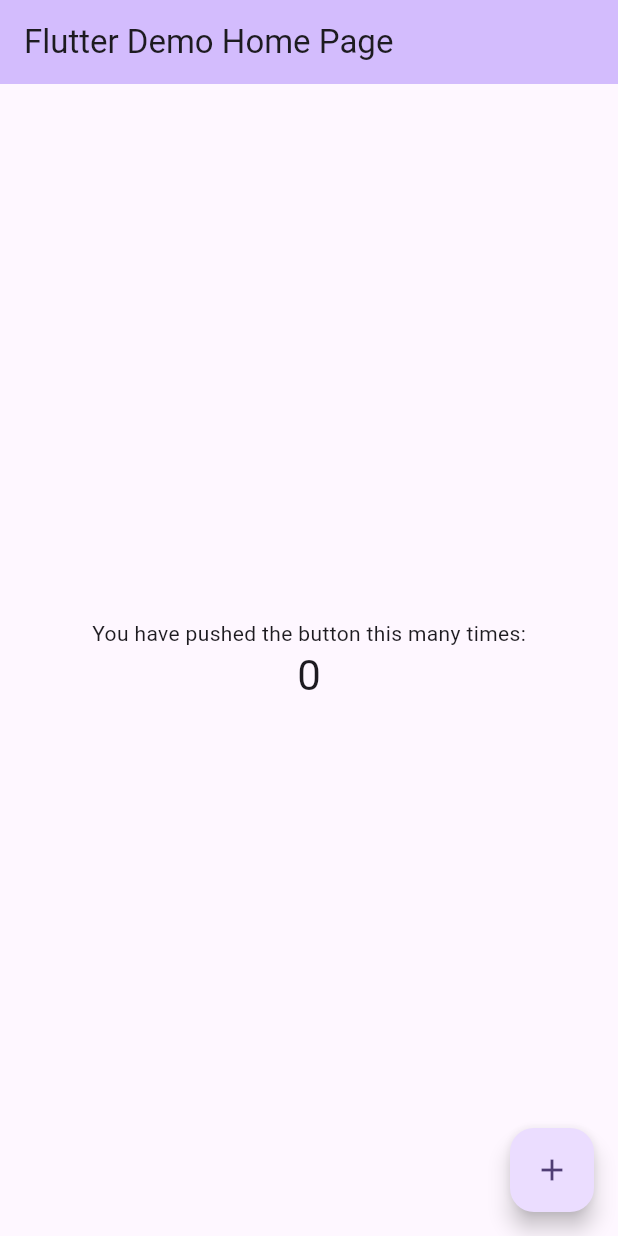
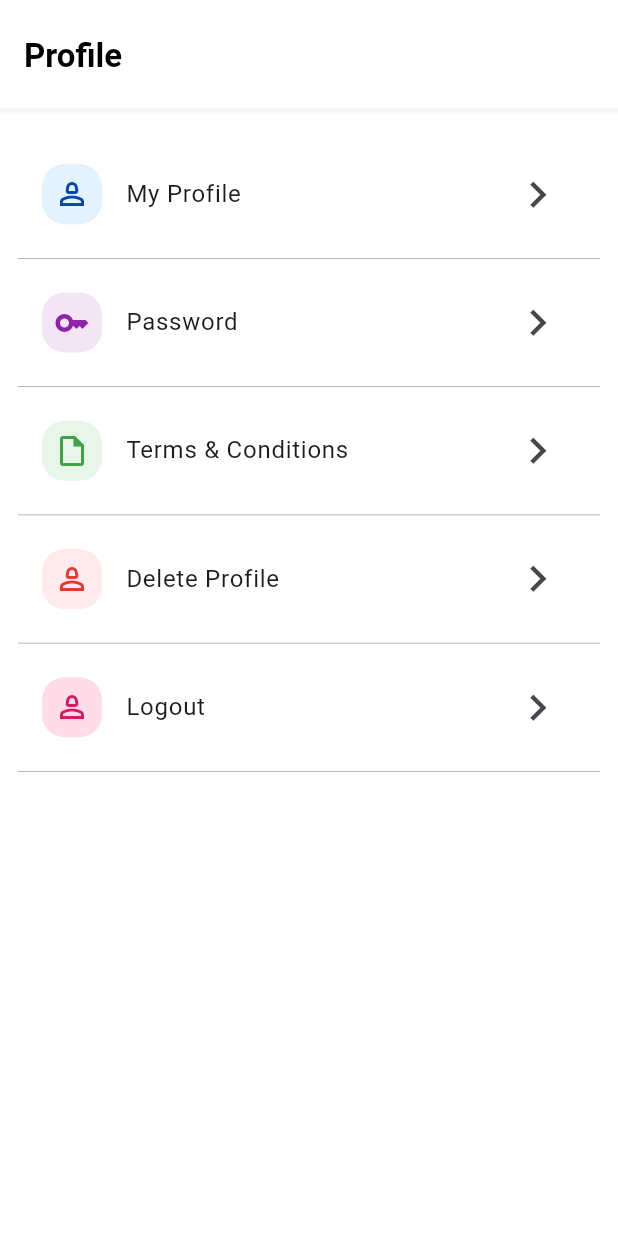
Before and after one commit to Han5uk3/Foodlynk, a Flutter app: the screen it shows after launch, on a phone screen of 412 x 824 dp. Run offline on Flutter 3.47's test engine with Material 3 defaults, Android fonts, the phone set to English and light mode, and no system bars.

Commit message:
profile base page completed

```diff
--- /dev/null
+++ b/lib/common_widget/saver_appbar.dart
@@ -0,0 +1,27 @@
+import 'package:flutter/material.dart';
+
+PreferredSizeWidget saverAppBar(
+  String title,
+  BuildContext context, {
+  bool isneedtopop = false,
+  bool iswhite = true,
+  List<Widget>? actions,
+}) {
+  return AppBar(
+    toolbarHeight: 75,
+    title: Text(title,style: TextStyle(color: Colors.black,fontWeight: FontWeight.bold),),
+    leadingWidth: isneedtopop ? 40 : 0,
+    shape: BorderDirectional(
+      bottom: BorderSide(color: Colors.grey.shade100, width: 3),
+    ),
+    leading:
+        isneedtopop
+            ? IconButton(
+              icon: Icon(Icons.arrow_back),
+              onPressed: () => Navigator.pop(context),
+            )
+            : SizedBox.shrink(),
+    backgroundColor: iswhite ? Colors.white : Colors.red,
+    actions: actions,
+  );
+}
--- a/lib/main.dart
+++ b/lib/main.dart
@@ -1,4 +1,5 @@
 import 'package:flutter/material.dart';
+import 'package:saver_bbk_main/profile/profile_page.dart';
 
 void main() {
   runApp(const MyApp());
@@ -11,112 +12,12 @@ class MyApp extends StatelessWidget {
   @override
   Widget build(BuildContext context) {
     return MaterialApp(
-      title: 'Flutter Demo',
+      title: 'Saver App',
       theme: ThemeData(
-        // This is the theme of your application.
-        //
-        // TRY THIS: Try running your application with "flutter run". You'll see
-        // the application has a purple toolbar. Then, without quitting the app,
-        // try changing the seedColor in the colorScheme below to Colors.green
-        // and then invoke "hot reload" (save your changes or press the "hot
-        // reload" button in a Flutter-supported IDE, or press "r" if you used
-        // the command line to start the app).
-        //
-        // Notice that the counter didn't reset back to zero; the application
-        // state is not lost during the reload. To reset the state, use hot
-        // restart instead.
-        //
-        // This works for code too, not just values: Most code changes can be
-        // tested with just a hot reload.
-        colorScheme: ColorScheme.fromSeed(seedColor: Colors.deepPurple),
+      scaffoldBackgroundColor: Colors.white,
+
       ),
-      home: const MyHomePage(title: 'Flutter Demo Home Page'),
+      home: ProfilePage(),
     );
   }
 }
-
-class MyHomePage extends StatefulWidget {
-  const MyHomePage({super.key, required this.title});
-
-  // This widget is the home page of your application. It is stateful, meaning
-  // that it has a State object (defined below) that contains fields that affect
-  // how it looks.
-
-  // This class is the configuration for the state. It holds the values (in this
-  // case the title) provided by the parent (in this case the App widget) and
-  // used by the build method of the State. Fields in a Widget subclass are
-  // always marked "final".
-
-  final String title;
-
-  @override
-  State<MyHomePage> createState() => _MyHomePageState();
-}
-
-class _MyHomePageState extends State<MyHomePage> {
-  int _counter = 0;
-
-  void _incrementCounter() {
-    setState(() {
-      // This call to setState tells the Flutter framework that something has
-      // changed in this State, which causes it to rerun the build method below
-      // so that the display can reflect the updated values. If we changed
-      // _counter without calling setState(), then the build method would not be
-      // called again, and so nothing would appear to happen.
-      _counter++;
-    });
-  }
-
-  @override
-  Widget build(BuildContext context) {
-    // This method is rerun every time setState is called, for instance as done
-    // by the _incrementCounter method above.
-    //
-    // The Flutter framework has been optimized to make rerunning build methods
-    // fast, so that you can just rebuild anything that needs updating rather
-    // than having to individually change instances of widgets.
-    return Scaffold(
-      appBar: AppBar(
-        // TRY THIS: Try changing the color here to a specific color (to
-        // Colors.amber, perhaps?) and trigger a hot reload to see the AppBar
-        // change color while the other colors stay the same.
-        backgroundColor: Theme.of(context).colorScheme.inversePrimary,
-        // Here we take the value from the MyHomePage object that was created by
-        // the App.build method, and use it to set our appbar title.
-        title: Text(widget.title),
-      ),
-      body: Center(
-        // Center is a layout widget. It takes a single child and positions it
-        // in the middle of the parent.
-        child: Column(
-          // Column is also a layout widget. It takes a list of children and
-          // arranges them vertically. By default, it sizes itself to fit its
-          // children horizontally, and tries to be as tall as its parent.
-          //
-          // Column has various properties to control how it sizes itself and
-          // how it positions its children. Here we use mainAxisAlignment to
-          // center the children vertically; the main axis here is the vertical
-          // axis because Columns are vertical (the cross axis would be
-          // horizontal).
-          //
-          // TRY THIS: Invoke "debug painting" (choose the "Toggle Debug Paint"
-          // action in the IDE, or press "p" in the console), to see the
-          // wireframe for each widget.
-          mainAxisAlignment: MainAxisAlignment.center,
-          children: <Widget>[
-            const Text('You have pushed the button this many times:'),
-            Text(
-              '$_counter',
-              style: Theme.of(context).textTheme.headlineMedium,
-            ),
-          ],
-        ),
-      ),
-      floatingActionButton: FloatingActionButton(
-        onPressed: _incrementCounter,
-        tooltip: 'Increment',
-        child: const Icon(Icons.add),
-      ), // This trailing comma makes auto-formatting nicer for build methods.
-    );
-  }
-}
--- /dev/null
+++ b/lib/profile/profile_page.dart
@@ -0,0 +1,133 @@
+import 'package:flutter/material.dart';
+import 'package:saver_bbk_main/common_widget/saver_appbar.dart';
+
+class ProfilePage extends StatefulWidget {
+  const ProfilePage({super.key});
+
+  @override
+  State<ProfilePage> createState() => _ProfilePageState();
+}
+
+class _ProfilePageState extends State<ProfilePage> {
+  @override
+  Widget build(BuildContext context) {
+    return Scaffold(
+      appBar: saverAppBar('Profile', context),
+      body: Padding(
+        padding: const EdgeInsets.all(12),
+        child: Column(
+          children: [
+            _buildProfileTile(
+              label: "My Profile",
+              icon: Icons.person_2_outlined,
+              color: Colors.blue.shade50,
+              iconColor: Colors.blue.shade900,
+            ),
+
+            _buildProfileTile(
+              label: "Password",
+              icon: Icons.key_outlined,
+              color: Colors.purple.shade50,
+              iconColor: Colors.purple.shade600,
+            ),
+
+            _buildProfileTile(
+              label: "Terms & Conditions",
+              icon: Icons.insert_drive_file_outlined,
+              color: Colors.green.shade50,
+              iconColor: Colors.green.shade600,
+            ),
+
+            _buildProfileTile(
+              label: "Delete Profile",
+              icon: Icons.person_2_outlined,
+              color: Colors.red.shade50,
+              iconColor: Colors.red.shade600,
+              onTap: () {
+                _showDeleteBottomSheet(context);
+              },
+            ),
+
+            _buildProfileTile(
+              label: "Logout",
+              icon: Icons.person_2_outlined,
+              color: const Color.fromARGB(91, 255, 157, 190),
+              iconColor: Colors.pink.shade600,
+            ),
+          ],
+        ),
+      ),
+    );
+  }
+
+  _buildProfileTile({
+    VoidCallback? onTap,
+    required Color iconColor,
+    required Color color,
+    required IconData icon,
+    required String label,
+  }) {
+    return Column(
+      children: [
+        ListTile(
+          minTileHeight: 85,
+          onTap: onTap,
+          leading: Container(
+            height: 40,
+            width: 40,
+            decoration: BoxDecoration(
+              color: color,
+              borderRadius: BorderRadius.circular(15),
+            ),
+            child: Icon(icon, color: iconColor),
+          ),
+          title: Text(label, style: TextStyle(fontSize: 16)),
+          trailing: Icon(Icons.chevron_right, size: 35),
+        ),
+
+        Divider(height: 0.5, thickness: 0.5, color: Colors.grey.shade500),
+      ],
+    );
+  }
+
+  _showDeleteBottomSheet(BuildContext context) {
+    showModalBottomSheet(
+      context: context,
+      builder: (context) {
+        return Padding(
+          padding: const EdgeInsets.symmetric(horizontal: 16),
+          child: Column(
+            spacing: 15,
+            crossAxisAlignment: CrossAxisAlignment.start,
+            children: [
+              SizedBox(height: 10),
+              Text(
+                "Delete Profile",
+                style: TextStyle(fontSize: 18, fontWeight: FontWeight.bold),
+              ),
+              Divider(height: 0.5, thickness: 0.5, color: Colors.grey.shade500),
+            ],
+          ),
+        );
+      },
+      shape: RoundedRectangleBorder(
+        borderRadius: BorderRadius.only(
+          topLeft: Radius.circular(20),
+          topRight: Radius.circular(20),
+        ),
+      ),
+      backgroundColor: Colors.white,
+      isScrollControlled: true,
+      constraints: BoxConstraints(
+        maxHeight: MediaQuery.of(context).size.height * 0.35,
+      ),
+      clipBehavior: Clip.antiAliasWithSaveLayer,
+      barrierColor: Colors.black26,
+      barrierLabel: '',
+      enableDrag: false,
+      isDismissible: true,
+      useRootNavigator: true,
+      useSafeArea: true,
+    );
+  }
+}
```
